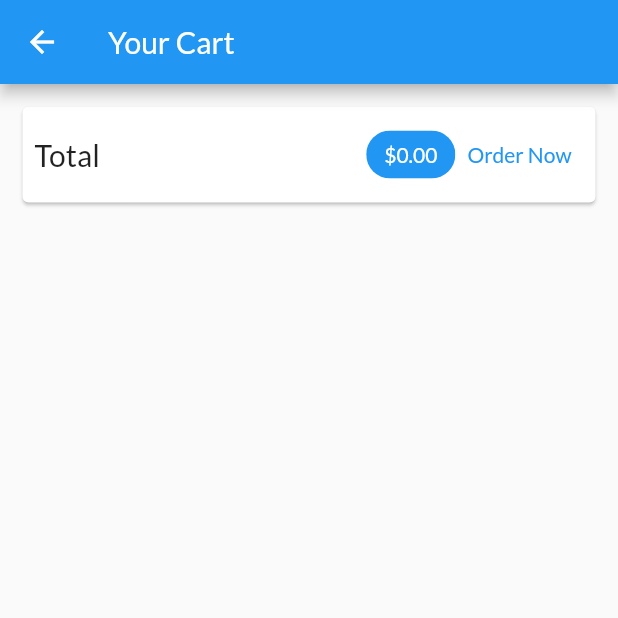
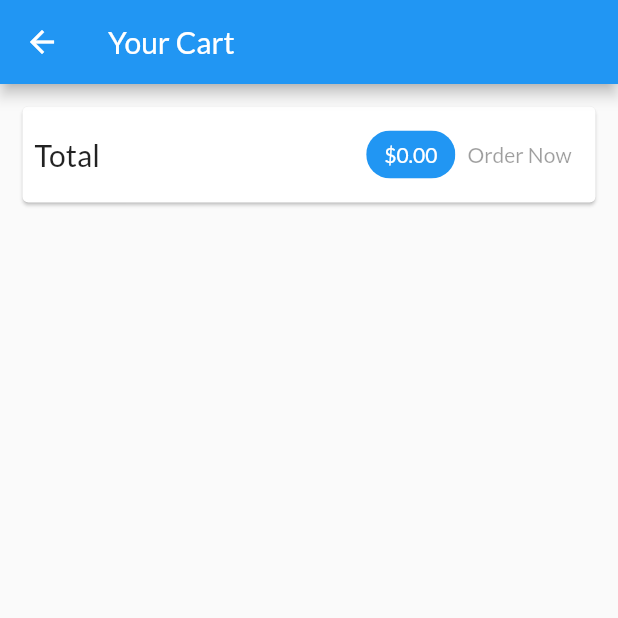
Before and after one commit to saih3/shop-app, a Flutter app: the CartScreen screen opened by its route, on a phone screen of 412 x 824 dp, the top half of it. Run offline on Flutter 3.47's test engine with Material 2 defaults, Android fonts, the phone set to English and light mode, and no system bars; network calls fail.

Commit message:
done with episode 256

```diff
--- a/lib/screens/cart_screen.dart
+++ b/lib/screens/cart_screen.dart
@@ -40,20 +40,7 @@ class CartScreen extends StatelessWidget {
                     ),
                     backgroundColor: Theme.of(context).primaryColor,
                   ),
-                  TextButton(
-                    onPressed: () {
-                      Provider.of<Orders>(context, listen: false).addOrder(
-                        cart.items.values.toList(),
-                        cart.totalAmount,
-                      );
-                      cart.clear();
-                    },
-                    child: Text(
-                      'Order Now',
-                    ),
-                    style: TextButton.styleFrom(
-                        primary: Theme.of(context).primaryColor),
-                  )
+                  OrderButton(cart: cart)
                 ],
               ),
             ),
@@ -78,3 +65,45 @@ class CartScreen extends StatelessWidget {
     );
   }
 }
+
+class OrderButton extends StatefulWidget {
+  const OrderButton({
+    Key? key,
+    required this.cart,
+  }) : super(key: key);
+
+  final Cart cart;
+
+  @override
+  State<OrderButton> createState() => _OrderButtonState();
+}
+
+class _OrderButtonState extends State<OrderButton> {
+  var _isLoading = false;
+  @override
+  Widget build(BuildContext context) {
+    return TextButton(
+      child: _isLoading
+          ? CircularProgressIndicator()
+          : Text(
+              'Order Now',
+            ),
+      style: TextButton.styleFrom(primary: Theme.of(context).primaryColor),
+      onPressed: (widget.cart.totalAmount <= 0 || _isLoading)
+          ? null
+          : () async {
+              setState(() {
+                _isLoading = true;
+              });
+              await Provider.of<Orders>(context, listen: false).addOrder(
+                widget.cart.items.values.toList(),
+                widget.cart.totalAmount,
+              );
+              setState(() {
+                _isLoading = false;
+              });
+              widget.cart.clear();
+            },
+    );
+  }
+}
--- a/lib/screens/product_detail_screen.dart
+++ b/lib/screens/product_detail_screen.dart
@@ -32,7 +32,7 @@ class ProductDetailScreen extends StatelessWidget {
             height: 10,
           ),
           Text(
-            '\$${loadedProduct.price}',
+            '\$${loadedProduct.price.toStringAsFixed(2)}',
             style: TextStyle(
               color: Colors.black54,
               fontSize: 20,
--- a/lib/widget/user_product_item.dart
+++ b/lib/widget/user_product_item.dart
@@ -41,13 +41,13 @@ class UserProductItem extends StatelessWidget {
                   await Provider.of<Products>(context, listen: false)
                       .deleteProduct(id);
                 } catch (error) {
+                  scaffoldMessenger.hideCurrentSnackBar();
                   scaffoldMessenger.showSnackBar(SnackBar(
                     content: Text(
                       'Deleting failed!',
                       textAlign: TextAlign.center,
                     ),
-                    duration: const Duration(seconds: 1),
-                    behavior: SnackBarBehavior.floating,
+                    // behavior: SnackBarBehavior.floating,
                   ));
                 }
               },
```
Also changed, not shown: lib/providers/orders.dart (+20 -2 lines).
